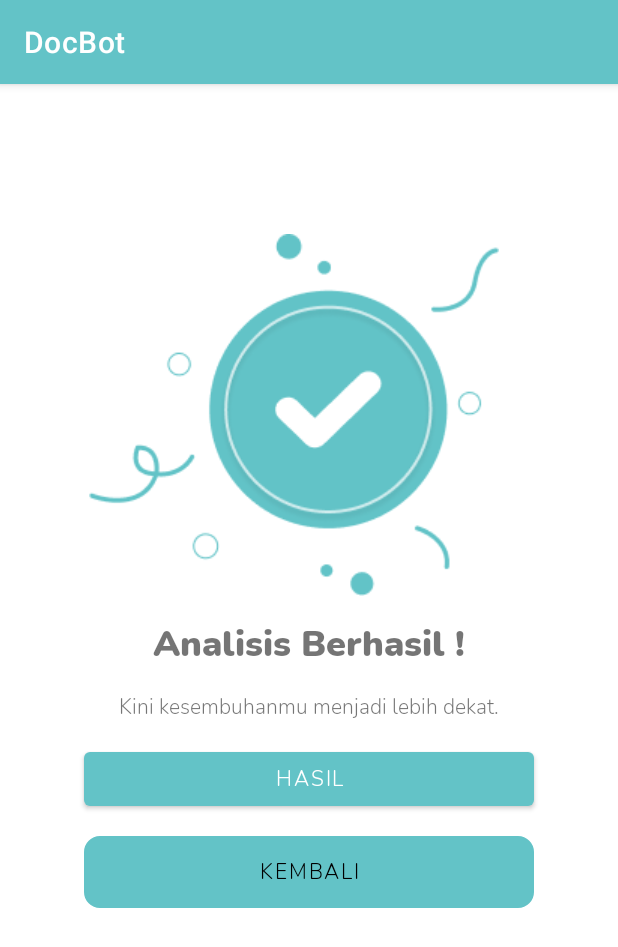
After one commit to DocBot-Bangkit-2021/DocBotApp, an Android app: the LoadingCekActivity screen opened directly, with no data from a screen before it, on a phone screen of 412 x 824 dp. The commit adds this screen. Shown: the top 947 px of the screen. Run offline under Robolectric (Android 15) with nearby library versions, the phone set to English and light mode, and no system bars.

Commit message:
add loading check activity

```diff
--- a/app/src/main/AndroidManifest.xml
+++ b/app/src/main/AndroidManifest.xml
@@ -9,6 +9,7 @@
         android:roundIcon="@mipmap/ic_launcher_round"
         android:supportsRtl="true"
         android:theme="@style/Theme.DocBot">
+        <activity android:name=".ui.loadingcek.LoadingCekActivity" />
         <activity
             android:name=".ui.splash.SplashScreenActivity"
             android:theme="@style/Theme.AppCompat.NoActionBar">
@@ -18,9 +19,7 @@
                 <category android:name="android.intent.category.LAUNCHER" />
             </intent-filter>
         </activity>
-        <activity android:name=".ui.home.MainActivity">
-
-        </activity>
+        <activity android:name=".ui.home.MainActivity" />
     </application>
 
 </manifest>
--- /dev/null
+++ b/app/src/main/java/com/example/docbot/ui/loadingcek/LoadingCekActivity.kt
@@ -0,0 +1,12 @@
+package com.example.docbot.ui.loadingcek
+
+import androidx.appcompat.app.AppCompatActivity
+import android.os.Bundle
+import com.example.docbot.R
+
+class LoadingCekActivity : AppCompatActivity() {
+    override fun onCreate(savedInstanceState: Bundle?) {
+        super.onCreate(savedInstanceState)
+        setContentView(R.layout.activity_loading_cek)
+    }
+}
--- /dev/null
+++ b/app/src/main/res/drawable/bg_btn_blue.xml
@@ -0,0 +1,5 @@
+<?xml version="1.0" encoding="utf-8"?>
+<shape xmlns:android="http://schemas.android.com/apk/res/android">
+    <stroke android:color="@color/app_blue" android:width="1dp"/>
+    <corners android:radius="10dp"/>
+</shape>
--- /dev/null
+++ b/app/src/main/res/layout/activity_loading_cek.xml
@@ -0,0 +1,66 @@
+<?xml version="1.0" encoding="utf-8"?>
+<androidx.constraintlayout.widget.ConstraintLayout xmlns:android="http://schemas.android.com/apk/res/android"
+    xmlns:app="http://schemas.android.com/apk/res-auto"
+    xmlns:tools="http://schemas.android.com/tools"
+    android:layout_width="match_parent"
+    android:layout_height="match_parent"
+    tools:context=".ui.loadingcek.LoadingCekActivity">
+
+    <ImageView
+        android:id="@+id/imageView"
+        android:layout_width="wrap_content"
+        android:layout_height="wrap_content"
+        android:layout_marginTop="100dp"
+        android:layout_marginEnd="20dp"
+        app:layout_constraintEnd_toEndOf="parent"
+        app:layout_constraintStart_toStartOf="parent"
+        app:layout_constraintTop_toTopOf="parent"
+        app:srcCompat="@drawable/image_check" />
+
+    <TextView
+        android:id="@+id/textView"
+        android:layout_width="wrap_content"
+        android:layout_height="wrap_content"
+        android:text="@string/title_loading_check"
+        android:fontFamily="@font/nunito"
+        android:textSize="24sp"
+        android:layout_marginTop="14dp"
+        app:layout_constraintEnd_toEndOf="parent"
+        app:layout_constraintStart_toStartOf="parent"
+        app:layout_constraintTop_toBottomOf="@+id/imageView" />
+
+    <TextView
+        android:id="@+id/textView2"
+        android:layout_width="wrap_content"
+        android:layout_height="wrap_content"
+        android:text="@string/subtitle_loading_check"
+        android:fontFamily="@font/nunito_light"
+        android:layout_marginTop="15dp"
+        app:layout_constraintEnd_toEndOf="@+id/textView"
+        app:layout_constraintStart_toStartOf="@+id/textView"
+        app:layout_constraintTop_toBottomOf="@+id/textView" />
+
+    <Button
+        android:id="@+id/button"
+        android:layout_width="300dp"
+        android:layout_height="wrap_content"
+        android:text="@string/hasil"
+        android:fontFamily="@font/nunito_light"
+        android:layout_marginTop="14dp"
+        app:layout_constraintEnd_toEndOf="@+id/textView2"
+        app:layout_constraintStart_toStartOf="@+id/textView2"
+        app:layout_constraintTop_toBottomOf="@+id/textView2" />
+
+    <Button
+        android:id="@+id/button2"
+        android:layout_width="300dp"
+        android:layout_height="wrap_content"
+        android:text="@string/kembali"
+        android:fontFamily="@font/nunito_light"
+        android:textColor="@color/black"
+        android:layout_marginTop="14dp"
+        android:background="@drawable/bg_btn_blue"
+        app:layout_constraintEnd_toEndOf="@+id/button"
+        app:layout_constraintStart_toStartOf="@+id/button"
+        app:layout_constraintTop_toBottomOf="@+id/button" />
+</androidx.constraintlayout.widget.ConstraintLayout>
--- a/app/src/main/res/values/colors.xml
+++ b/app/src/main/res/values/colors.xml
@@ -7,4 +7,11 @@
     <color name="teal_700">#63C3C7</color>
     <color name="black">#FF000000</color>
     <color name="white">#FFFFFFFF</color>
+
+    <color name="app_blue">#63C3C7</color>
+    <color name="app_white">#F4F4F4</color>
+    <color name="app_black">#000000</color>
+    <color name="app_green">#7CE063</color>
+    <color name="app_yellow">#FFD361</color>
+    <color name="app_pink">#EB5757</color>
 </resources>
--- a/app/src/main/res/values/strings.xml
+++ b/app/src/main/res/values/strings.xml
@@ -1,3 +1,7 @@
 <resources>
     <string name="app_name">DocBot</string>
+    <string name="subtitle_loading_check">Kini kesembuhanmu menjadi lebih dekat.</string>
+    <string name="title_loading_check">Analisis Berhasil !</string>
+    <string name="hasil">Hasil</string>
+    <string name="kembali">Kembali</string>
 </resources>
```
Also changed, not shown: app/src/main/res/drawable/image_check.png (added), app/src/main/res/font/nunito.ttf (added), app/src/main/res/font/nunito_light.ttf (added).
